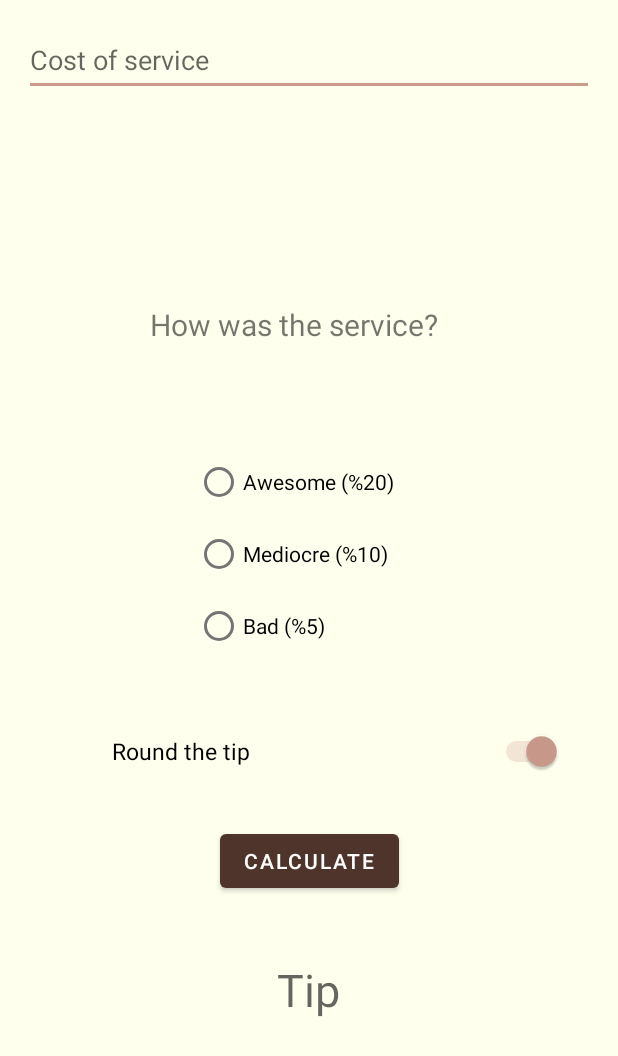
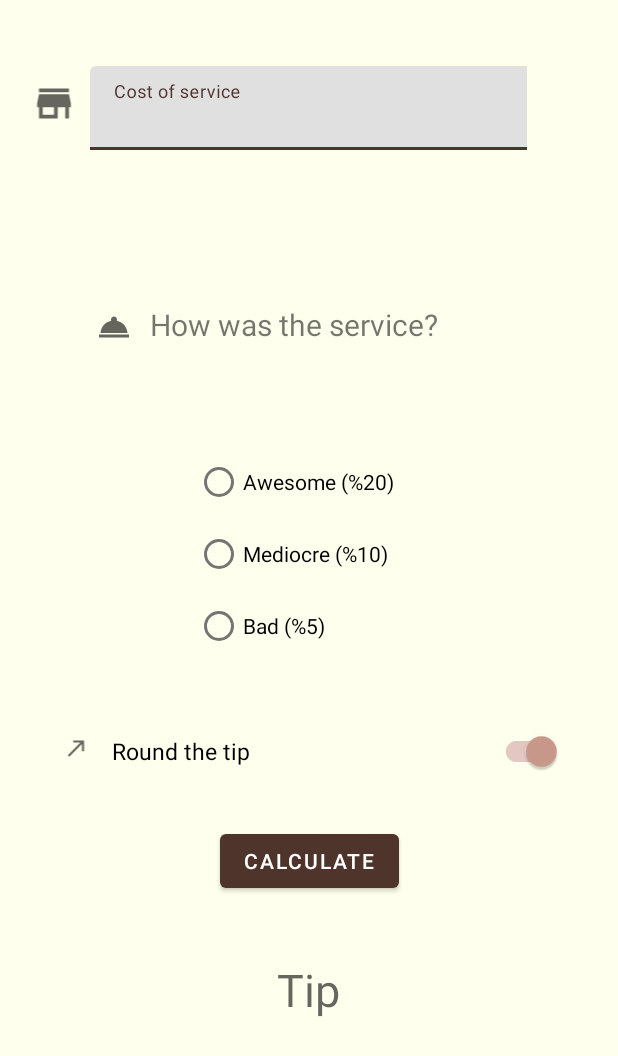
Before and after one commit to diclebahceli/Tip-Calculator, an Android app: the layout activity_main.xml on its own in the app's theme, with its tools: preview values and no code run, on a phone screen of 412 x 824 dp. Shown: the top 1056 px of the screen. Run offline under Robolectric (Android 15) with nearby library versions, the phone set to English and light mode, and no system bars.

Commit message:
Add image icon.

```diff
--- a/app/build.gradle
+++ b/app/build.gradle
@@ -10,6 +10,7 @@ android {
     }
 
     defaultConfig {
+        vectorDrawables.useSupportLibrary = true
         applicationId "com.example.tipcalculator"
         minSdk 26
         targetSdk 32
--- a/app/src/main/java/com/example/tipcalculator/MainActivity.kt
+++ b/app/src/main/java/com/example/tipcalculator/MainActivity.kt
@@ -31,7 +31,7 @@ class MainActivity : AppCompatActivity() {
 
     private fun calculateTip() {
 
-        val costOfServiceText = binding.EditTextt.text.toString()
+        val costOfServiceText = binding.costOfServicesEditText.text.toString()
         if(costOfServiceText==""){
             return
         }
--- /dev/null
+++ b/app/src/main/res/drawable/ic_room_service.xml
@@ -0,0 +1,10 @@
+<vector xmlns:android="http://schemas.android.com/apk/res/android"
+    android:width="24dp"
+    android:height="24dp"
+    android:viewportWidth="24"
+    android:viewportHeight="24"
+    android:tint="?attr/colorControlNormal">
+  <path
+      android:fillColor="@android:color/white"
+      android:pathData="M2,17h20v2L2,19zM13.84,7.79c0.1,-0.24 0.16,-0.51 0.16,-0.79 0,-1.1 -0.9,-2 -2,-2s-2,0.9 -2,2c0,0.28 0.06,0.55 0.16,0.79C6.25,8.6 3.27,11.93 3,16h18c-0.27,-4.07 -3.25,-7.4 -7.16,-8.21z"/>
+</vector>
--- /dev/null
+++ b/app/src/main/res/drawable/ic_round_up.xml
@@ -0,0 +1,10 @@
+<vector xmlns:android="http://schemas.android.com/apk/res/android"
+    android:width="24dp"
+    android:height="24dp"
+    android:viewportWidth="24"
+    android:viewportHeight="24"
+    android:tint="?attr/colorControlNormal">
+  <path
+      android:fillColor="@android:color/white"
+      android:pathData="M9,5v2h6.59L4,18.59 5.41,20 17,8.41V15h2V5z"/>
+</vector>
--- /dev/null
+++ b/app/src/main/res/drawable/ic_store.xml
@@ -0,0 +1,10 @@
+<vector xmlns:android="http://schemas.android.com/apk/res/android"
+    android:width="24dp"
+    android:height="24dp"
+    android:viewportWidth="24"
+    android:viewportHeight="24"
+    android:tint="?attr/colorControlNormal">
+  <path
+      android:fillColor="@android:color/white"
+      android:pathData="M20,4L4,4v2h16L20,4zM21,14v-2l-1,-5L4,7l-1,5v2h1v6h10v-6h4v6h2v-6h1zM12,18L6,18v-4h6v4z"/>
+</vector>
--- a/app/src/main/res/layout/activity_main.xml
+++ b/app/src/main/res/layout/activity_main.xml
@@ -7,6 +7,25 @@
     android:background="@color/deepLightOrange"
     android:padding="16dp"
     tools:context=".MainActivity">
+
+
+    <com.google.android.material.textfield.TextInputLayout
+        android:id="@+id/textField"
+        android:layout_width="291dp"
+        android:layout_height="56dp"
+        android:layout_marginStart="44dp"
+        android:layout_marginTop="28dp"
+        android:hint="Cost of service"
+
+        app:layout_constraintStart_toStartOf="parent"
+        app:layout_constraintTop_toTopOf="parent">
+
+        <com.google.android.material.textfield.TextInputEditText
+            android:id="@+id/costOfServicesEditText"
+            android:layout_width="294dp"
+            android:layout_height="wrap_content"
+            android:inputType="numberDecimal" />
+    </com.google.android.material.textfield.TextInputLayout>
 
     <TextView
         android:id="@+id/questionText"
@@ -24,17 +43,7 @@
 
     </TextView>
 
-    <EditText
-        android:id="@+id/EditTextt"
-        android:layout_width="match_parent"
-        android:layout_height="wrap_content"
-        android:hint="Cost of service"
-        android:inputType="numberDecimal"
-        android:minHeight="48dp"
-        android:textAlignment="textStart"
-        app:layout_constraintStart_toStartOf="parent"
 
-        app:layout_constraintTop_toTopOf="parent"></EditText>
 
 
     <RadioGroup
@@ -107,7 +116,7 @@
 
     </Button>
 
-    <Switch
+    <com.google.android.material.switchmaterial.SwitchMaterial
         android:id="@+id/checkswitch"
         android:layout_width="300dp"
         android:layout_height="wrap_content"
@@ -120,8 +129,45 @@
         app:layout_constraintHorizontal_bias="0.737"
         app:layout_constraintStart_toStartOf="parent"
         app:layout_constraintTop_toTopOf="parent"
-        app:layout_constraintVertical_bias="0.619">
+        app:layout_constraintVertical_bias="0.619" />
 
-    </Switch>
+    <ImageView
+        android:id="@+id/icon_cost_of_service"
+        android:layout_width="40dp"
+        android:layout_height="30dp"
+        android:layout_marginEnd="24dp"
+        app:layout_constraintBottom_toBottomOf="@+id/textField"
+        app:layout_constraintEnd_toStartOf="@+id/textField"
+        app:layout_constraintHorizontal_bias="0.0"
+        app:layout_constraintStart_toStartOf="parent"
+        app:layout_constraintTop_toTopOf="@+id/textField"
+        app:layout_constraintVertical_bias="0.384"
+        app:srcCompat="@drawable/ic_store" />
+
+    <ImageView
+        android:id="@+id/imageView"
+        android:layout_width="wrap_content"
+        android:layout_height="wrap_content"
+        app:layout_constraintBottom_toBottomOf="@+id/questionText"
+        app:layout_constraintEnd_toStartOf="@+id/questionText"
+        app:layout_constraintHorizontal_bias="0.8"
+        app:layout_constraintStart_toStartOf="parent"
+        app:layout_constraintTop_toTopOf="@+id/questionText"
+        app:layout_constraintVertical_bias="1.0"
+        app:srcCompat="@drawable/ic_room_service" />
+
+    <ImageView
+        android:id="@+id/imageView2"
+        android:layout_width="19dp"
+        android:layout_height="17dp"
+        android:layout_marginTop="7dp"
+        android:layout_marginBottom="17dp"
+        app:layout_constraintBottom_toBottomOf="@+id/checkswitch"
+        app:layout_constraintEnd_toStartOf="@+id/checkswitch"
+        app:layout_constraintHorizontal_bias="0.64"
+        app:layout_constraintStart_toStartOf="parent"
+        app:layout_constraintTop_toTopOf="@+id/checkswitch"
+        app:layout_constraintVertical_bias="1.0"
+        app:srcCompat="@drawable/ic_round_up" />
 
 </androidx.constraintlayout.widget.ConstraintLayout>
```
